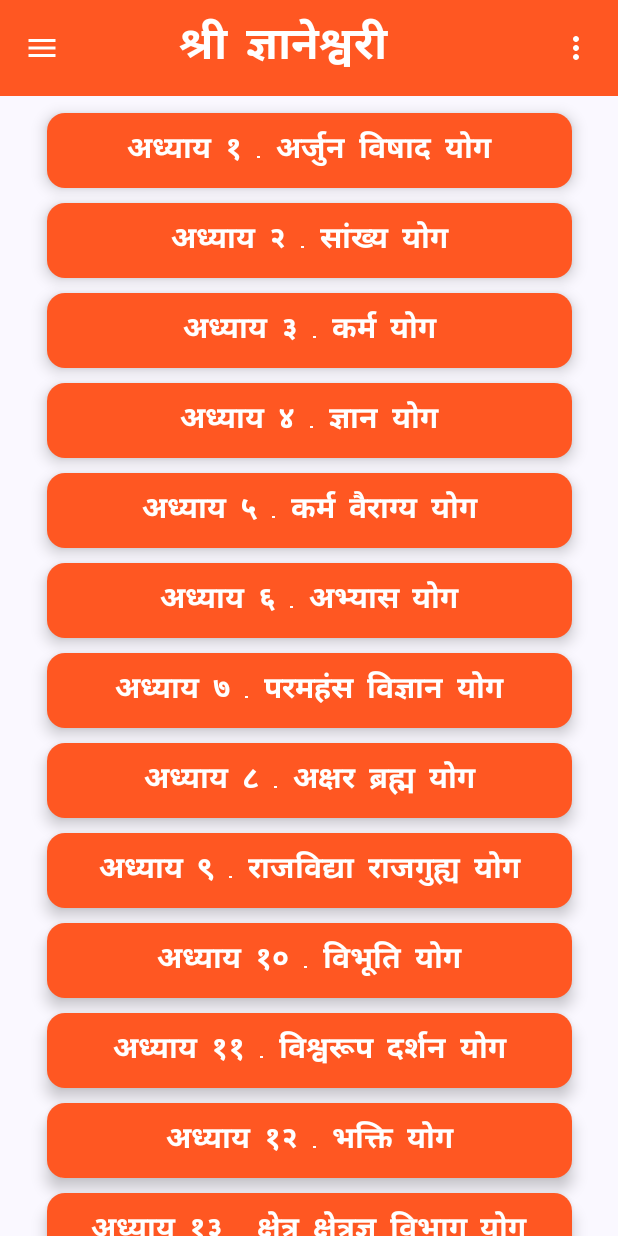
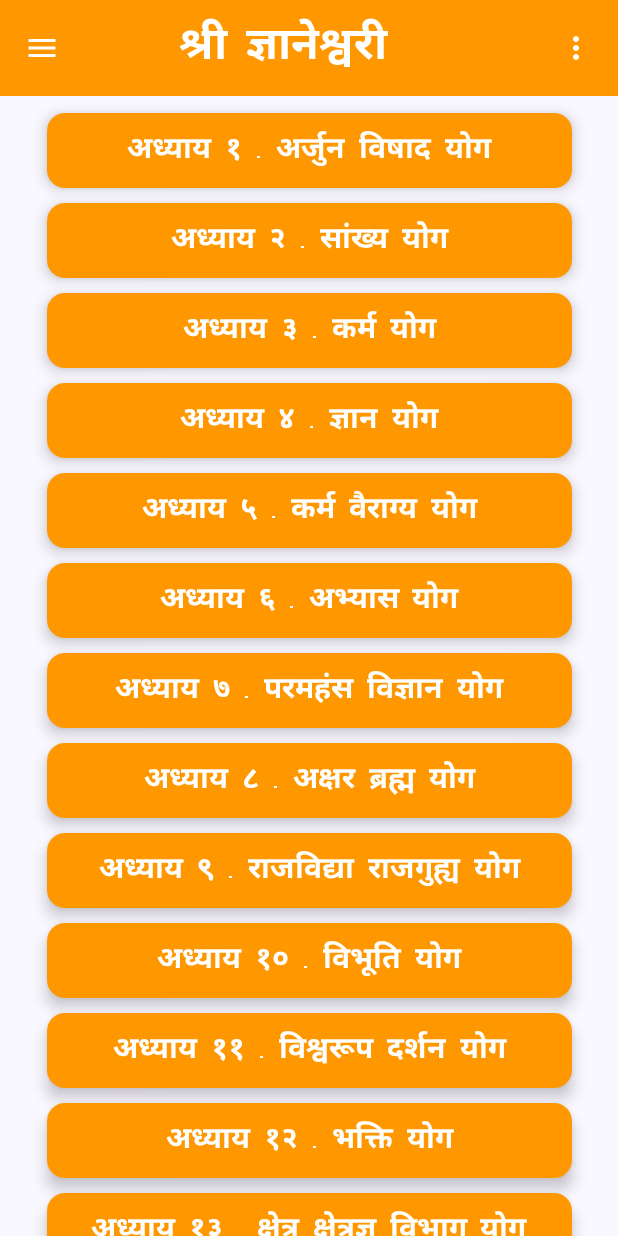
Before and after one commit to Rushi-31/Dnyneshwari, an Android app built with Jetpack Compose: the screen it shows after launch (MainActivity), on a phone screen of 412 x 824 dp. Run offline under Robolectric (Android 15) with nearby library versions, the phone set to English and light mode, and no system bars; our stand-ins replace accompanist.

Commit message:
themes optimized

```diff
--- a/app/build.gradle.kts
+++ b/app/build.gradle.kts
@@ -78,7 +78,7 @@ dependencies {
     implementation(platform("androidx.compose:compose-bom:2023.08.00"))
     implementation("com.google.firebase:firebase-database:20.3.0")
     testImplementation("junit:junit:4.13.2")
-
+    implementation ("com.google.accompanist:accompanist-systemuicontroller:0.34.0")
     androidTestImplementation("androidx.test.ext:junit:1.1.5")
     androidTestImplementation("androidx.test.espresso:espresso-core:3.5.1")
     androidTestImplementation(platform("androidx.compose:compose-bom:2023.08.00"))
--- a/app/src/main/java/com/dyneshwari/ui/theme/Color.kt
+++ b/app/src/main/java/com/dyneshwari/ui/theme/Color.kt
@@ -3,6 +3,6 @@ package com.dyneshwari.ui.theme
 import androidx.compose.ui.graphics.Color
 
 
-val Orange = Color(0xFFFF5722)
+val Orange = Color(0xFFFF9800)
 val OrangeGray = Color(0xFFFF835E)
 val Pink40 = Color(0xFFF44336)
--- a/app/src/main/java/com/dyneshwari/ui/theme/Theme.kt
+++ b/app/src/main/java/com/dyneshwari/ui/theme/Theme.kt
@@ -56,11 +56,12 @@ fun DyneshwariTheme(
         darkTheme -> DarkColorScheme
         else -> LightColorScheme
     }
+
     val view = LocalView.current
     if (!view.isInEditMode) {
         SideEffect {
             val window = (view.context as Activity).window
-            window.statusBarColor = colorScheme.primary.toArgb()
+            window.statusBarColor = Orange.toArgb()
             WindowCompat.getInsetsController(window, view).isAppearanceLightStatusBars = darkTheme
         }
     }
```
Also changed, not shown: app/src/main/java/com/dyneshwari/ui/theme/Type.kt (+11 -0 lines).
